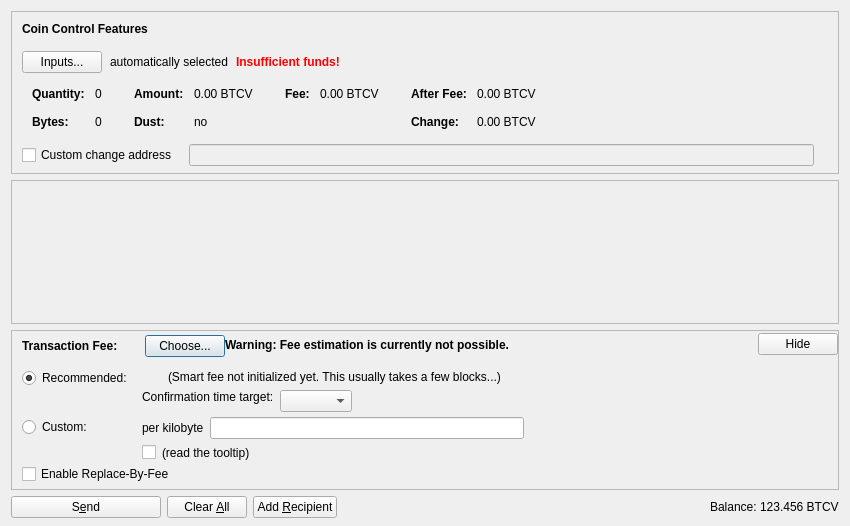
Old version of the form src/qt/forms/sendcoinsdialog.ui in the repository cpumil/bitcoinV.
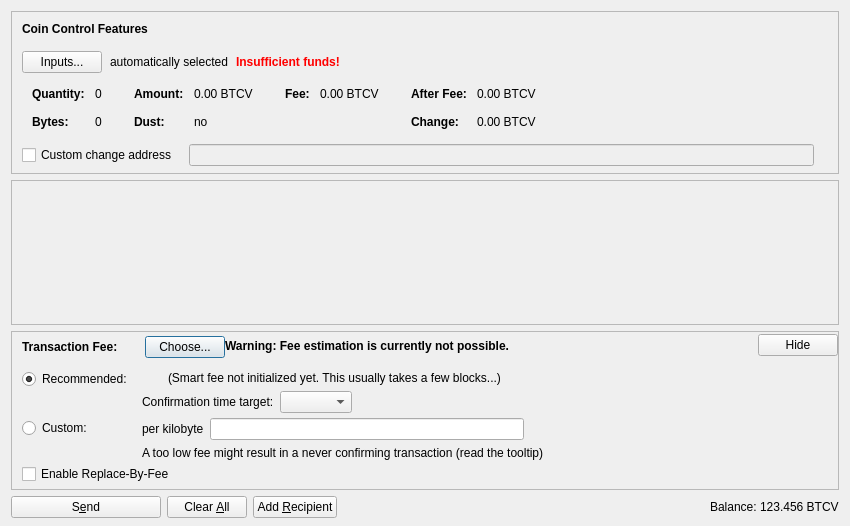
New version of the form. Icons and pictures are not drawn. Custom widgets are drawn as their Qt base class.

What changed in the file:
```diff
--- a/src/qt/forms/sendcoinsdialog.ui
+++ b/src/qt/forms/sendcoinsdialog.ui
@@ -878,17 +878,7 @@
                <item>
                 <layout class="QHBoxLayout" name="horizontalLayoutFee8">
                  <item>
-                  <widget class="QCheckBox" name="checkBoxMinimumFee">
-                   <property name="toolTip">
-                    <string>Paying only the minimum fee is just fine as long as there is less transaction volume than space in the blocks. But be aware that this can end up in a never confirming transaction once there is more demand for bitcoin transactions than the network can process.</string>
-                   </property>
-                   <property name="text">
-                    <string/>
-                   </property>
-                  </widget>
-                 </item>
-                 <item>
-                  <widget class="QLabel" name="labelMinFeeWarning">
+                  <widget class="QLabel" name="labelCustomFeeWarning">
                    <property name="enabled">
                     <bool>true</bool>
                    </property>
@@ -896,10 +886,7 @@
                     <string>Paying only the minimum fee is just fine as long as there is less transaction volume than space in the blocks. But be aware that this can end up in a never confirming transaction once there is more demand for bitcoin transactions than the network can process.</string>
                    </property>
                    <property name="text">
-                    <string>(read the tooltip)</string>
-                   </property>
-                   <property name="margin">
-                    <number>5</number>
+                    <string>A too low fee might result in a never confirming transaction (read the tooltip)</string>
                    </property>
                   </widget>
                  </item>
@@ -992,9 +979,6 @@
                    <property name="text">
                     <string/>
                    </property>
-                   <property name="margin">
-                    <number>2</number>
-                   </property>
                   </widget>
                  </item>
                  <item>
@@ -1009,9 +993,6 @@
                    <property name="text">
                     <string>(Smart fee not initialized yet. This usually takes a few blocks...)</string>
                    </property>
-                   <property name="margin">
-                    <number>2</number>
-                   </property>
                   </widget>
                  </item>
                  <item>
@@ -1038,24 +1019,8 @@
                      <property name="text">
                       <string>Confirmation time target:</string>
                      </property>
-                     <property name="margin">
-                      <number>2</number>
-                     </property>
                     </widget>
                    </item>
-                   <item>
-                    <spacer name="verticalSpacer_3">
-                     <property name="orientation">
-                      <enum>Qt::Vertical</enum>
-                     </property>
-                     <property name="sizeHint" stdset="0">
-                      <size>
-                       <width>1</width>
-                       <height>1</height>
-                      </size>
-                     </property>
-                    </spacer>
-                   </item>
                   </layout>
                  </item>
                  <item>
```
Left out of the diff: 2 changed lines with no effect on the pictures.
